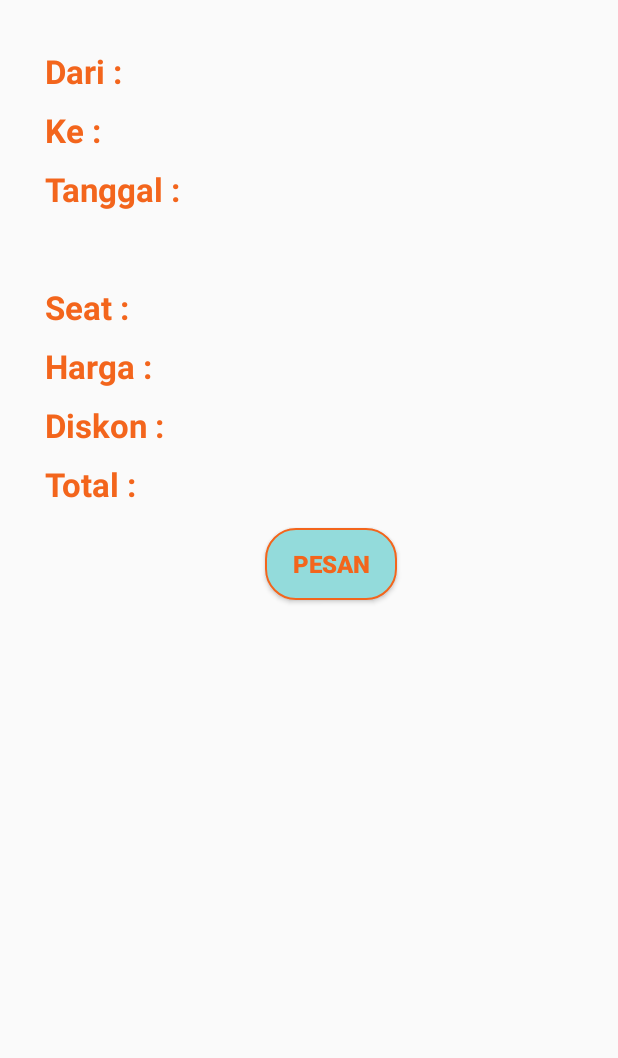
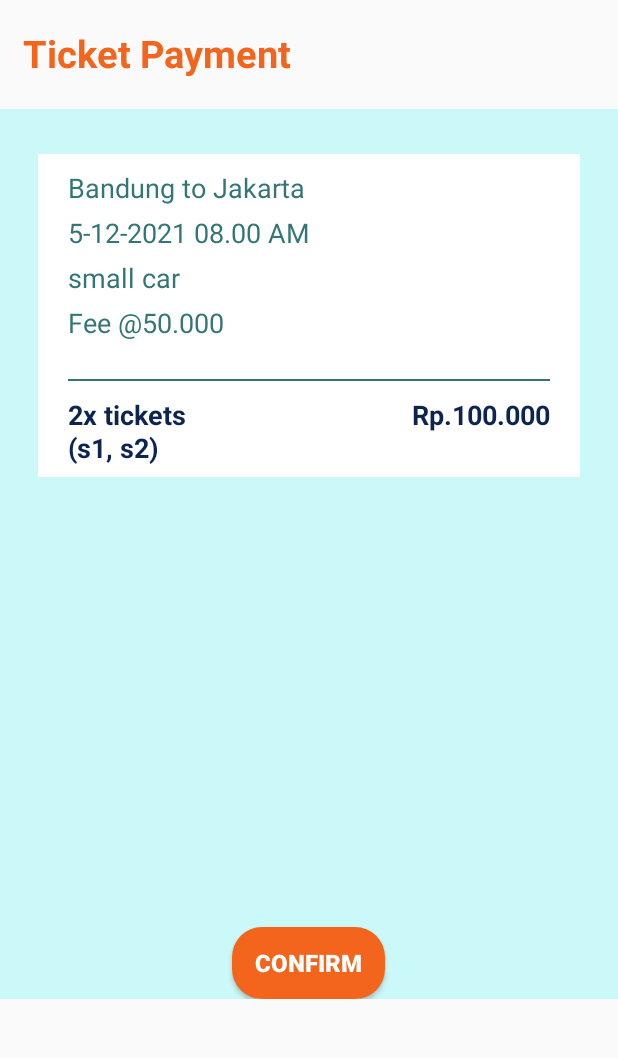
Before and after one commit to NadiaClarissaHermawan/Sunnyside-Shuttle, an Android app: the fragment PaymentFragment placed in its activity, on a phone screen of 412 x 824 dp, the part 113-1171 px from its top. Run offline under Robolectric (Android 15) with nearby library versions, the phone set to English and light mode, and no system bars; 2 statements that could not run were skipped.

Commit message:
Commit payment_fragment.xml

```diff
--- a/app/src/main/java/com/example/tubesp3b_2/view/PaymentFragment.java
+++ b/app/src/main/java/com/example/tubesp3b_2/view/PaymentFragment.java
@@ -24,7 +24,7 @@ public class PaymentFragment extends Fragment implements View.OnClickListener {
         this.binding = PaymentFragmentBinding.inflate(inflater, container, false);
         View view = this.binding.getRoot();
 
-        this.binding.btnPesan.setOnClickListener(this);
+        this.binding.btnConfirmPayment.setOnClickListener(this);
 
         return view;
     }
--- a/app/src/main/res/layout/payment_fragment.xml
+++ b/app/src/main/res/layout/payment_fragment.xml
@@ -3,238 +3,154 @@
     xmlns:android="http://schemas.android.com/apk/res/android"
     android:layout_width="match_parent"
     android:layout_height="match_parent"
-    android:paddingLeft="30sp"
-    android:paddingTop="30sp"
     android:orientation="vertical">
 
-    <!--  Layout Dari  -->
-    <LinearLayout
-        android:layout_width="match_parent"
-        android:layout_height="wrap_content"
-        android:orientation="horizontal">
-
-        <!--  TextView Dari  -->
-        <TextView
-            android:layout_width="wrap_content"
-            android:layout_height="wrap_content"
-            android:id="@+id/tv_dari_pembayaran"
-            android:text="@string/tv_dari_pembayaran"
-            android:textColor="@color/orange"
-            android:textSize="22sp"
-            android:textStyle="bold"
-            android:layout_marginBottom="@dimen/margin_pesan_fragment"/>
-
-        <!--  TextView Info Dari  -->
-        <TextView
-            android:id="@+id/tv_info_dari_pembayaran"
-            android:layout_width="wrap_content"
-            android:layout_height="wrap_content"
-            android:textColor="@color/orange"
-            android:textSize="22sp"
-            android:textStyle="bold"
-            android:layout_marginBottom="@dimen/margin_pesan_fragment"/>
-    </LinearLayout>
-
-    <!--  Layout Ke  -->
-    <LinearLayout
-        android:layout_width="match_parent"
-        android:layout_height="wrap_content"
-        android:orientation="horizontal">
-
-        <!--  TextView Ke  -->
-        <TextView
-            android:layout_width="wrap_content"
-            android:layout_height="wrap_content"
-            android:id="@+id/tv_ke_pembayaran"
-            android:text="@string/tv_ke_pembayaran"
-            android:textColor="@color/orange"
-            android:textSize="22sp"
-            android:textStyle="bold"
-            android:layout_below="@id/tv_dari_pembayaran"
-            android:layout_marginBottom="@dimen/margin_pesan_fragment"/>
-
-        <!--  TextView Info Ke  -->
-        <TextView
-            android:layout_width="wrap_content"
-            android:layout_height="wrap_content"
-            android:id="@+id/tv_info_ke_pembayaran"
-            android:textColor="@color/orange"
-            android:textSize="22sp"
-            android:textStyle="bold"
-            android:layout_toRightOf="@id/tv_ke_pembayaran"
-            android:layout_marginBottom="@dimen/margin_pesan_fragment"/>
-    </LinearLayout>
-
-    <!--  Layout Tanggal  -->
+    <!--  Header  -->
     <LinearLayout
         android:layout_width="match_parent"
         android:layout_height="wrap_content"
         android:orientation="vertical">
-
-        <!--  TextView Tanggal  -->
         <TextView
+            android:id="@+id/tv_header_payment"
             android:layout_width="wrap_content"
             android:layout_height="wrap_content"
-            android:id="@+id/tv_tanggal_pembayaran"
-            android:text="@string/tv_tanggal_pembayaran"
-            android:textColor="@color/orange"
-            android:textSize="22sp"
+            android:paddingTop="15dp"
+            android:paddingBottom="20dp"
+            android:paddingLeft="15dp"
+            android:text="@string/tv_payment_header"
+            android:textSize="25sp"
             android:textStyle="bold"
-            android:layout_below="@id/tv_ke_pembayaran"
-            android:layout_marginBottom="@dimen/margin_pesan_fragment"/>
+            android:textColor="@color/orange"/>
+    </LinearLayout>
 
-        <!--  TextView Tanggal Berangkat -->
+    <!--  Body  -->
+    <LinearLayout
+        android:layout_width="match_parent"
+        android:layout_height="match_parent"
+        android:orientation="vertical"
+        android:background="@color/light_blue">
+
+        <!--    Body Content    -->
+        <LinearLayout
+            android:layout_width="match_parent"
+            android:layout_height="215dp"
+            android:layout_marginTop="30dp"
+            android:layout_marginLeft="25dp"
+            android:layout_marginRight="25dp"
+            android:orientation="vertical"
+            android:background="@color/white">
+
+            <!--     TextView Rute       -->
             <TextView
+                android:id="@+id/tv_rute_payment"
                 android:layout_width="wrap_content"
                 android:layout_height="wrap_content"
-            android:id="@+id/tv_info_tanggal_pembayaran"
-            android:textColor="@color/orange"
-            android:textSize="22sp"
-            android:textStyle="bold"
-            android:layout_below="@id/tv_tanggal_pembayaran"
-            android:layout_marginBottom="@dimen/margin_pesan_fragment"/>
-    </LinearLayout>
+                android:layout_marginTop="10dp"
+                android:layout_marginLeft="20dp"
+                android:text="@string/tv_rute_body_content"
+                android:textSize="18sp"
+                android:textColor="@color/medium_dark_blue"/>
 
-    <!--  Layout Seat  -->
-    <LinearLayout
-        android:layout_width="match_parent"
-        android:layout_height="wrap_content"
-        android:orientation="horizontal">
-
-        <!--  TextView Seat  -->
+            <!--     TextView Tanggal       -->
             <TextView
+                android:id="@+id/tv_tanggal_payment"
                 android:layout_width="wrap_content"
                 android:layout_height="wrap_content"
-            android:id="@+id/tv_seat_pembayaran"
-            android:text="@string/tv_seat"
-            android:textColor="@color/orange"
-            android:textSize="22sp"
-            android:textStyle="bold"
-            android:layout_below="@id/tv_info_tanggal_pembayaran"
-            android:layout_marginBottom="@dimen/margin_pesan_fragment"/>
+                android:layout_marginTop="5dp"
+                android:layout_marginLeft="20dp"
+                android:text="@string/tv_tanggal_body_content"
+                android:textSize="18sp"
+                android:textColor="@color/medium_dark_blue"/>
 
-        <!--  TextView Info Seat  -->
+            <!--     TextView Jenis Mobil       -->
             <TextView
+                android:id="@+id/tv_mobil_payment"
                 android:layout_width="wrap_content"
                 android:layout_height="wrap_content"
-            android:id="@+id/tv_info_seat_pembayaran"
-            android:textColor="@color/orange"
-            android:textSize="22sp"
-            android:textStyle="bold"
-            android:layout_toRightOf="@id/tv_seat_pembayaran"
-            android:layout_marginBottom="@dimen/margin_pesan_fragment"/>
-    </LinearLayout>
+                android:layout_marginTop="5dp"
+                android:layout_marginLeft="20dp"
+                android:text="@string/tv_mobil_body_content"
+                android:textSize="18sp"
+                android:textColor="@color/medium_dark_blue"/>
 
-    <!--  Layout Harga  -->
-    <LinearLayout
-        android:layout_width="match_parent"
-        android:layout_height="wrap_content"
-        android:orientation="horizontal">
-
-        <!--  TextView Harga  -->
+            <!--     TextView Jenis Mobil       -->
             <TextView
+                android:id="@+id/tv_fee_payment"
                 android:layout_width="wrap_content"
                 android:layout_height="wrap_content"
-            android:id="@+id/tv_harga_pembayaran"
-            android:text="@string/tv_harga"
-            android:textColor="@color/orange"
-            android:textSize="22sp"
-            android:textStyle="bold"
-            android:layout_below="@id/tv_seat_pembayaran"
-            android:layout_marginBottom="@dimen/margin_pesan_fragment"/>
+                android:layout_marginTop="5dp"
+                android:layout_marginLeft="20dp"
+                android:text="@string/tv_fee_body_content"
+                android:textSize="18sp"
+                android:textColor="@color/medium_dark_blue"/>
 
-        <!--  TextView Info Harga  -->
+            <!--      Horizontal Line      -->
+            <View
+                android:layout_width="match_parent"
+                android:layout_height="1dp"
+                android:layout_marginTop="25dp"
+                android:layout_marginLeft="20dp"
+                android:layout_marginRight="20dp"
+                android:background="@color/medium_dark_blue"/>
+
+            <!--     Relative Layout Body Content       -->
+            <RelativeLayout
+                android:layout_width="match_parent"
+                android:layout_height="match_parent">
+
+                <!--       TextView Jumlah Tiket         -->
                 <TextView
+                    android:id="@+id/tv_jumlahTicket_payment"
                     android:layout_width="wrap_content"
                     android:layout_height="wrap_content"
-            android:id="@+id/tv_info_harga_pembayaran"
-            android:textColor="@color/orange"
-            android:textSize="22sp"
+                    android:layout_marginTop="10dp"
+                    android:layout_marginLeft="20dp"
+                    android:text="@string/tv_jumlahTicket_body_content"
+                    android:textSize="18sp"
                     android:textStyle="bold"
-            android:layout_toRightOf="@id/tv_harga_pembayaran"
-            android:layout_marginBottom="@dimen/margin_pesan_fragment"/>
-    </LinearLayout>
+                    android:textColor="@color/dark_blue"/>
 
-    <!--  Layout Diskon  -->
-    <LinearLayout
-        android:layout_width="match_parent"
-        android:layout_height="wrap_content"
-        android:orientation="horizontal">
-
-        <!--  TextView Diskon  -->
+                <!--       TextView Seat         -->
                 <TextView
+                    android:id="@+id/tv_ticketSeat_payment"
                     android:layout_width="wrap_content"
                     android:layout_height="wrap_content"
-            android:id="@+id/tv_diskon_pembayaran"
-            android:text="@string/tv_diskon"
-            android:textColor="@color/orange"
-            android:textSize="22sp"
+                    android:layout_marginTop="32dp"
+                    android:layout_marginLeft="20dp"
+                    android:text="@string/tv_seat_body_content"
+                    android:textSize="18sp"
                     android:textStyle="bold"
-            android:layout_below="@id/tv_harga_pembayaran"
-            android:layout_marginBottom="@dimen/margin_pesan_fragment"/>
+                    android:textColor="@color/dark_blue"/>
 
-        <!--  TextView Info Diskon  -->
+                <!--       TextView Total         -->
                 <TextView
+                    android:id="@+id/tv_total_payment"
                     android:layout_width="wrap_content"
                     android:layout_height="wrap_content"
-            android:id="@+id/tv_info_diskon_pembayaran"
-            android:textColor="@color/orange"
-            android:textSize="22sp"
+                    android:layout_alignParentRight="true"
+                    android:layout_marginTop="10dp"
+                    android:layout_marginRight="20dp"
+                    android:text="@string/tv_total_body_content"
+                    android:textSize="18sp"
                     android:textStyle="bold"
-            android:layout_toRightOf="@id/tv_dari_pembayaran"
-            android:layout_marginBottom="@dimen/margin_pesan_fragment"/>
+                    android:textColor="@color/dark_blue"/>
+            </RelativeLayout>
         </LinearLayout>
-
-    <!--  Layout Total  -->
-    <LinearLayout
-        android:layout_width="match_parent"
-        android:layout_height="wrap_content"
-        android:orientation="horizontal">
-
-        <!--  TextView Total  -->
-        <TextView
+        <Button
+            android:id="@+id/btn_confirm_payment"
             android:layout_width="wrap_content"
             android:layout_height="wrap_content"
-            android:id="@+id/tv_total_pembayaran"
-            android:text="@string/tv_total"
-            android:textColor="@color/orange"
-            android:textSize="22sp"
-            android:textStyle="bold"
-            android:layout_below="@id/tv_diskon_pembayaran"
-            android:layout_marginBottom="@dimen/margin_pesan_fragment"/>
-
-        <!--  TextView Info Total  -->
-        <TextView
-            android:layout_width="wrap_content"
-            android:layout_height="wrap_content"
-            android:id="@+id/tv_info_total_pembayaran"
-            android:textColor="@color/orange"
-            android:textSize="22sp"
-            android:textStyle="bold"
-            android:layout_toRightOf="@id/tv_dari_pembayaran"
-            android:layout_marginBottom="@dimen/margin_pesan_fragment"/>
-    </LinearLayout>
-
-    <!--  Layout Button Pesan  -->
-    <RelativeLayout
-        android:layout_width="match_parent"
-        android:layout_height="wrap_content">
-
-        <!--  Button Pesan  -->
-        <Button
-            android:id="@+id/btn_pesan"
-            android:layout_width="wrap_content"
-            android:layout_height="wrap_content"
-            android:text="@string/btn_pesan"
+            android:layout_gravity="center"
+            android:layout_marginTop="300dp"
+            android:paddingTop="10dp"
+            android:paddingBottom="10dp"
+            android:paddingLeft="15dp"
+            android:paddingRight="15dp"
+            android:text="@string/btn_confirm_payment"
             android:textSize="16sp"
             android:textStyle="bold"
             android:textAlignment="center"
-            android:textColor="@color/orange"
-            android:background="@drawable/buttonn_bg"
-            android:layout_marginBottom="@dimen/margin_pesan_fragment"
-            android:layout_centerInParent="true"/>
-
-    </RelativeLayout>
-
-
+            android:textColor="@color/white"
+            android:background="@drawable/orange_btn"/>
     </LinearLayout>
+</LinearLayout>
--- a/app/src/main/res/values/strings.xml
+++ b/app/src/main/res/values/strings.xml
@@ -33,14 +33,15 @@
     <string name="colon">:</string>
 
     <!--  pembayaran fragment  -->
-    <string name="tv_dari_pembayaran">Dari : </string>
-    <string name="tv_ke_pembayaran">Ke : </string>
-    <string name="tv_tanggal_pembayaran">Tanggal :</string>
-    <string name="tv_seat">Seat : </string>
-    <string name="tv_harga">Harga : </string>
-    <string name="tv_diskon">Diskon : </string>
-    <string name="tv_total">Total : </string>
-    <string name="btn_pesan">Pesan</string>
+    <string name="tv_payment_header">Ticket Payment</string>
+    <string name="tv_rute_body_content">Bandung to Jakarta</string>
+    <string name="tv_tanggal_body_content">5-12-2021 08.00 AM</string>
+    <string name="tv_mobil_body_content">small car</string>
+    <string name="tv_fee_body_content">Fee @50.000</string>
+    <string name="tv_jumlahTicket_body_content">2x tickets</string>
+    <string name="tv_seat_body_content">(s1, s2)</string>
+    <string name="tv_total_body_content">Rp.100.000</string>
+    <string name="btn_confirm_payment">Confirm</string>
 
     <!--History fragment-->
     <string name="history_title">Payment History</string>
```
Lines whose indentation alone changed are shown as unchanged.
